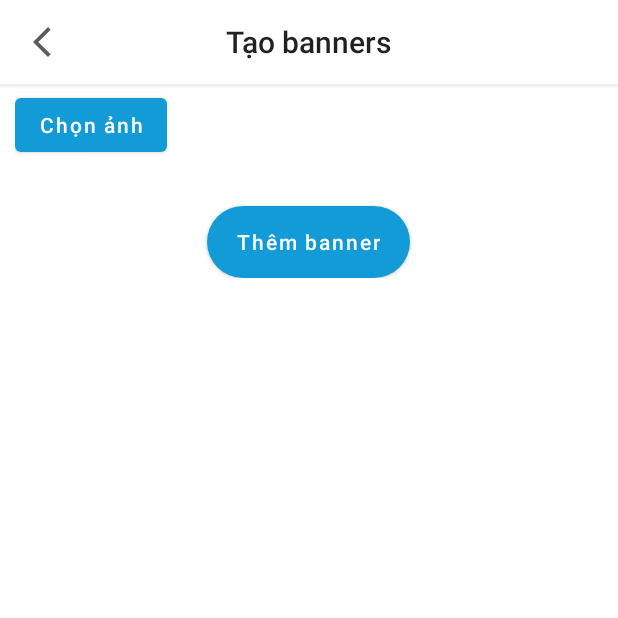
After one commit to hungmai2411/UitTripPartner, an Android app: the AddBannerActivity screen opened directly, with no data from a screen before it, on a phone screen of 412 x 824 dp, the top half of it. The commit adds this screen. Run offline under Robolectric (Android 15) with nearby library versions, the phone set to English and light mode, and no system bars; our stand-ins replace Firebase (no records; nobody signed in at launch, a user with empty details on screens opened directly); libraries missing offline, so code that uses them is left out: com.gun0912.tedpermission, gun0912.tedbottompicker, vn.thanguit.toastperfect; pictures from the network do not load.

Commit message:
add banner

```diff
--- /dev/null
+++ b/app/src/main/java/com/uittrippartner/activities/AddBannerActivity.java
@@ -0,0 +1,205 @@
+package com.uittrippartner.activities;
+
+import androidx.annotation.NonNull;
+import androidx.appcompat.app.AppCompatActivity;
+import androidx.appcompat.widget.Toolbar;
+import androidx.recyclerview.widget.LinearLayoutManager;
+import androidx.recyclerview.widget.RecyclerView;
+
+import android.Manifest;
+import android.app.DatePickerDialog;
+import android.app.ProgressDialog;
+import android.content.Context;
+import android.net.Uri;
+import android.os.Bundle;
+import android.os.Handler;
+import android.os.Looper;
+import android.util.Log;
+import android.view.View;
+import android.widget.Button;
+import android.widget.EditText;
+import android.widget.Toast;
+
+import com.google.android.gms.tasks.OnCompleteListener;
+import com.google.android.gms.tasks.OnSuccessListener;
+import com.google.android.gms.tasks.Task;
+import com.google.firebase.firestore.DocumentReference;
+import com.google.firebase.firestore.DocumentSnapshot;
+import com.google.firebase.firestore.FieldValue;
+import com.google.firebase.firestore.FirebaseFirestore;
+import com.google.firebase.firestore.QuerySnapshot;
+import com.google.firebase.storage.FirebaseStorage;
+import com.google.firebase.storage.StorageReference;
+import com.google.firebase.storage.UploadTask;
+import com.gun0912.tedpermission.PermissionListener;
+import com.gun0912.tedpermission.normal.TedPermission;
+import com.uittrippartner.R;
+import com.uittrippartner.RetrofitInstance;
+import com.uittrippartner.SendMessageApi;
+import com.uittrippartner.adapter.PhotoAdapter;
+import com.uittrippartner.hotel.Data;
+import com.uittrippartner.hotel.Message;
+import com.uittrippartner.hotel.room.Photo;
+
+import java.util.ArrayList;
+import java.util.HashMap;
+import java.util.List;
+import java.util.concurrent.ExecutorService;
+import java.util.concurrent.Executors;
+
+import gun0912.tedbottompicker.TedBottomPicker;
+import gun0912.tedbottompicker.TedBottomSheetDialogFragment;
+import retrofit2.Call;
+import retrofit2.Callback;
+import retrofit2.Response;
+import vn.thanguit.toastperfect.ToastPerfect;
+
+public class AddBannerActivity extends AppCompatActivity {
+    Button btnAdd,btnSelectImages;
+    FirebaseFirestore db = FirebaseFirestore.getInstance();
+    Toolbar toolbar;
+    ExecutorService executorService;
+    ProgressDialog progressDialog;
+    List<String> listTmp = new ArrayList<>();
+    RecyclerView rcvImages;
+    private FirebaseStorage storage;
+    StorageReference storageReference;
+    PhotoAdapter photoAdapter;
+
+    @Override
+    protected void onCreate(Bundle savedInstanceState) {
+        super.onCreate(savedInstanceState);
+        setContentView(R.layout.activity_add_banner);
+
+        storage = FirebaseStorage.getInstance();
+        storageReference = storage.getReferenceFromUrl("gs://travel-81548.appspot.com");
+        executorService = Executors.newSingleThreadExecutor();
+        toolbar = findViewById(R.id.toolbar);
+        btnAdd = findViewById(R.id.btnAdd);
+        btnSelectImages = findViewById(R.id.btnSelectImages);
+        photoAdapter = new PhotoAdapter(this);
+        rcvImages = findViewById(R.id.rcvImages);
+
+        LinearLayoutManager linearLayoutManager = new LinearLayoutManager(this, RecyclerView.HORIZONTAL, false);
+        rcvImages.setLayoutManager(linearLayoutManager);
+        rcvImages.setAdapter(photoAdapter);
+
+        btnAdd.setOnClickListener(new View.OnClickListener() {
+            @Override
+            public void onClick(View view) {
+                showDialog(AddBannerActivity.this);
+
+//                final Handler handler = new Handler(Looper.getMainLooper());
+//                handler.postDelayed(new Runnable() {
+//                    @Override
+//                    public void run() {
+//                        saveToFireStore(s);
+//                    }
+//                }, 5000);
+
+                for (String s : listTmp) {
+                    if (s != null) {
+                        Uri uri = Uri.parse(s);
+
+                        StorageReference riversRef = storageReference.child("banners/" + uri);
+
+                        riversRef.putFile(uri)
+                                .addOnSuccessListener(new OnSuccessListener<UploadTask.TaskSnapshot>() {
+                                    @Override
+                                    public void onSuccess(UploadTask.TaskSnapshot taskSnapshot) {
+                                        riversRef.getDownloadUrl().addOnSuccessListener(new OnSuccessListener<Uri>() {
+                                            @Override
+                                            public void onSuccess(Uri uri) {
+                                                String s = uri.toString();
+
+                                                saveToFireStore(s);
+                                            }
+                                        });
+                                    }
+                                });
+                    }
+                }
+
+            }
+        });
+
+        toolbar.setNavigationOnClickListener(new View.OnClickListener() {
+            @Override
+            public void onClick(View view) {
+                finish();
+            }
+        });
+
+        btnSelectImages.setOnClickListener(new View.OnClickListener() {
+            @Override
+            public void onClick(View view) {
+                requestPermission();
+            }
+        });
+    }
+
+    private void saveToFireStore(String s) {
+        HashMap<String, Object> map = new HashMap<>();
+        map.put("image", s);
+
+        db.collection("banners").add(map).addOnCompleteListener(new OnCompleteListener<DocumentReference>() {
+            @Override
+            public void onComplete(@NonNull Task<DocumentReference> task) {
+                dismissDialog();
+                ToastPerfect.makeText(AddBannerActivity.this, "Thêm banner thành công", Toast.LENGTH_SHORT).show();
+            }
+        });
+    }
+
+    public void showDialog(Context context) {
+        //setting up progress dialog
+        progressDialog = new ProgressDialog(context);
+        progressDialog.show();
+        progressDialog.setContentView(R.layout.progress_dialog);
+        progressDialog.setCanceledOnTouchOutside(false);
+        progressDialog.getWindow().setBackgroundDrawableResource(android.R.color.transparent);
+    }
+
+    public void dismissDialog() {
+        progressDialog.dismiss();
+    }
+
+    private void requestPermission() {
+        PermissionListener permissionlistener = new PermissionListener() {
+            @Override
+            public void onPermissionGranted() {
+                selectImagesFromGallery();
+            }
+
+            @Override
+            public void onPermissionDenied(List<String> deniedPermissions) {
+                Toast.makeText(AddBannerActivity.this, "Permission Denied\n" + deniedPermissions.toString(), Toast.LENGTH_SHORT).show();
+            }
+        };
+
+        TedPermission.create()
+                .setPermissionListener(permissionlistener)
+                .setDeniedMessage("If you reject permission,you can not use this service\n\nPlease turn on permissions at [Setting] > [Permission]")
+                .setPermissions(Manifest.permission.WRITE_EXTERNAL_STORAGE, Manifest.permission.READ_EXTERNAL_STORAGE, Manifest.permission.CAMERA)
+                .check();
+    }
+
+    private void selectImagesFromGallery() {
+        TedBottomPicker.with(AddBannerActivity.this)
+                .setPeekHeight(1600)
+                .showTitle(false)
+                .setCompleteButtonText("Xong")
+                .setEmptySelectionText("Chưa chọn hình ảnh")
+                .showMultiImage(new TedBottomSheetDialogFragment.OnMultiImageSelectedListener() {
+                    @Override
+                    public void onImagesSelected(List<Uri> uriList) {
+                        if (uriList != null && !uriList.isEmpty()) {
+                            for (Uri uri : uriList){
+                                listTmp.add(uri.toString());
+                            }
+                            photoAdapter.addData(listTmp);
+                        }
+                    }
+                });
+    }
+}
--- /dev/null
+++ b/app/src/main/res/layout/activity_add_banner.xml
@@ -0,0 +1,67 @@
+<?xml version="1.0" encoding="utf-8"?>
+<LinearLayout xmlns:android="http://schemas.android.com/apk/res/android"
+    xmlns:app="http://schemas.android.com/apk/res-auto"
+    xmlns:tools="http://schemas.android.com/tools"
+    android:layout_width="match_parent"
+    android:layout_height="match_parent"
+    android:orientation="vertical"
+    tools:context=".activities.AddBannerActivity">
+
+    <androidx.appcompat.widget.Toolbar
+        android:id="@+id/toolbar"
+        android:layout_width="match_parent"
+        android:layout_height="?attr/actionBarSize"
+        app:navigationIcon="@drawable/ic_action_back">
+
+        <TextView
+            android:id="@+id/txtTitle"
+            style="@style/TextAppearance.Widget.AppCompat.Toolbar.Title"
+            android:layout_width="wrap_content"
+            android:layout_height="wrap_content"
+            android:layout_gravity="center_horizontal"
+            android:text="Tạo banners" />
+
+    </androidx.appcompat.widget.Toolbar>
+
+    <View
+        android:id="@+id/toolbar_shadow"
+        android:layout_width="match_parent"
+        android:layout_height="3dp"
+        android:background="@drawable/toolbar_dropshadow" />
+
+    <LinearLayout
+        android:layout_width="match_parent"
+        android:layout_height="wrap_content"
+        android:orientation="vertical"
+        android:paddingHorizontal="10dp">
+
+        <Button
+            android:layout_width="wrap_content"
+            android:layout_height="wrap_content"
+            android:text="Chọn ảnh"
+            android:id="@+id/btnSelectImages"
+            android:textAllCaps="false"
+            app:backgroundTint="@color/primary" />
+
+        <androidx.recyclerview.widget.RecyclerView
+            android:id="@+id/rcvImages"
+            android:layout_width="match_parent"
+            android:layout_height="wrap_content" />
+
+        <Button
+            android:id="@+id/btnAdd"
+            android:layout_width="wrap_content"
+            android:layout_height="wrap_content"
+            android:layout_alignParentEnd="true"
+            android:layout_gravity="center"
+            android:layout_marginTop="30dp"
+            android:background="@drawable/rounded_corner_button"
+            android:paddingHorizontal="20dp"
+            android:text="Thêm banner"
+            android:textAllCaps="false"
+            app:backgroundTint="@color/primary" />
+
+
+    </LinearLayout>
+
+</LinearLayout>
```
Also changed, not shown: app/src/main/AndroidManifest.xml (+9 -8 lines), app/src/main/java/com/uittrippartner/activities/AddVoucherActivity.java (+8 -0 lines), app/src/main/java/com/uittrippartner/adapter/BannerAdapter.java (added, +60 -0 lines), app/src/main/java/com/uittrippartner/fragments/BannerFragment.java (+74 -0 lines), app/src/main/java/com/uittrippartner/hotel/Banner.java (added, +13 -0 lines), app/src/main/res/layout/fragment_banner.xml (+7 -1 lines), app/src/main/res/layout/item_banner.xml (added, +11 -0 lines), app/src/main/res/values/arrays.xml (added, +7 -0 lines).
